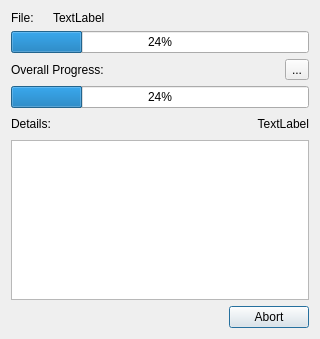
Qt form ui/copyprogressdialog.ui (maxavadallat/maxcommander) before a commit.
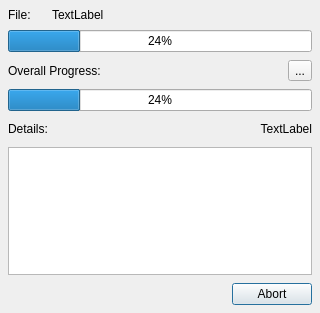
The same form after that commit.

```diff
--- a/ui/copyprogressdialog.ui
+++ b/ui/copyprogressdialog.ui
@@ -7,7 +7,7 @@
     <x>0</x>
     <y>0</y>
     <width>320</width>
-    <height>339</height>
+    <height>309</height>
    </rect>
   </property>
   <property name="minimumSize">
@@ -20,6 +20,12 @@
    <string>Progress...</string>
   </property>
   <layout class="QGridLayout" name="gridLayout">
+   <property name="margin">
+    <number>8</number>
+   </property>
+   <property name="spacing">
+    <number>8</number>
+   </property>
    <item row="0" column="0">
     <layout class="QGridLayout" name="currentFileLayout">
      <item row="0" column="0">
```
